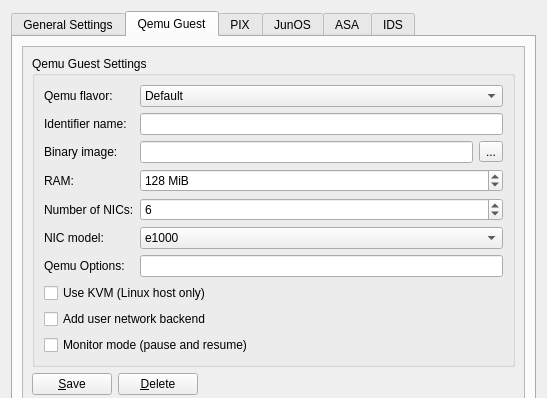
Above: src/GNS3/Ui/ConfigurationPages/Form_PreferencesQemu.ui from GNS3/gns3-legacy before the change; both pictures show x 0 to 547 and y 0 to 398 of the 547 by 625 pixel window. Below: the same form after it.
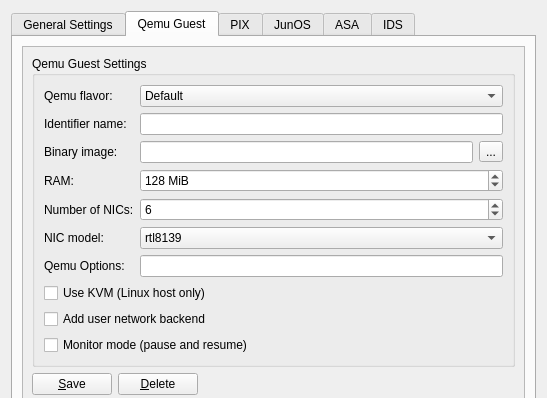
That is the form after the change. The open tabs and pages were chosen to show the change.

```diff
--- a/src/GNS3/Ui/ConfigurationPages/Form_PreferencesQemu.ui
+++ b/src/GNS3/Ui/ConfigurationPages/Form_PreferencesQemu.ui
@@ -467,7 +467,7 @@
               <item row="5" column="1" colspan="2">
                <widget class="QComboBox" name="QemuNIC">
                 <property name="currentIndex">
-                 <number>1</number>
+                 <number>0</number>
                 </property>
                 <item>
                  <property name="text">
```
Left out of the diff: 33 changed lines with no effect on the pictures.
